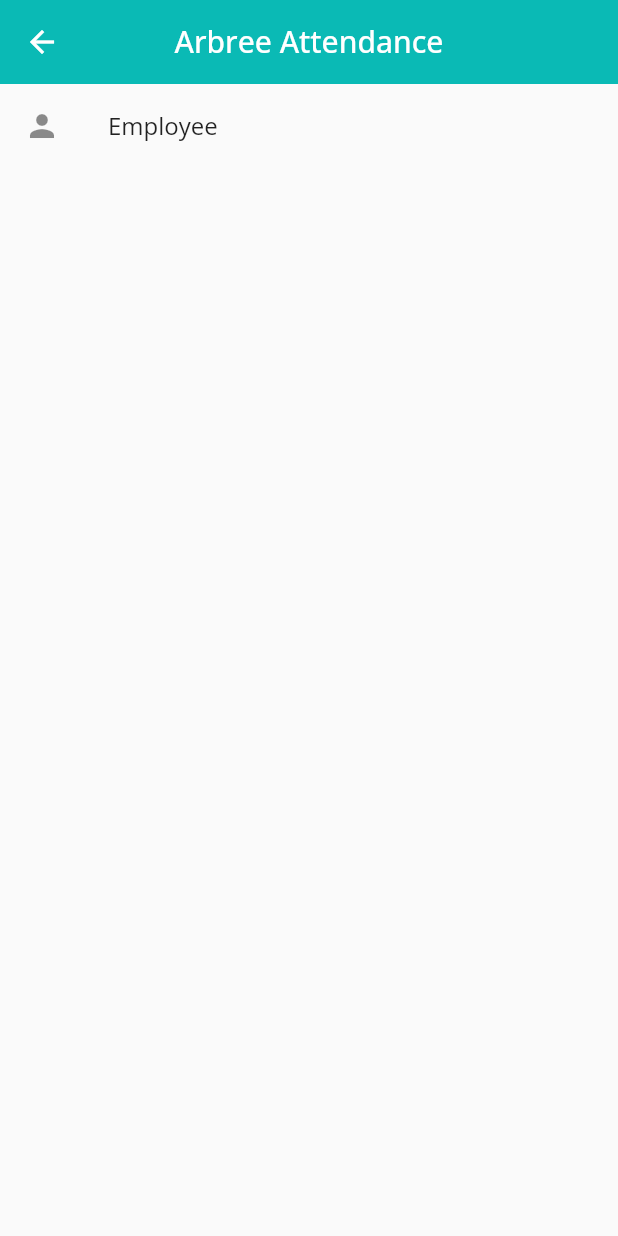
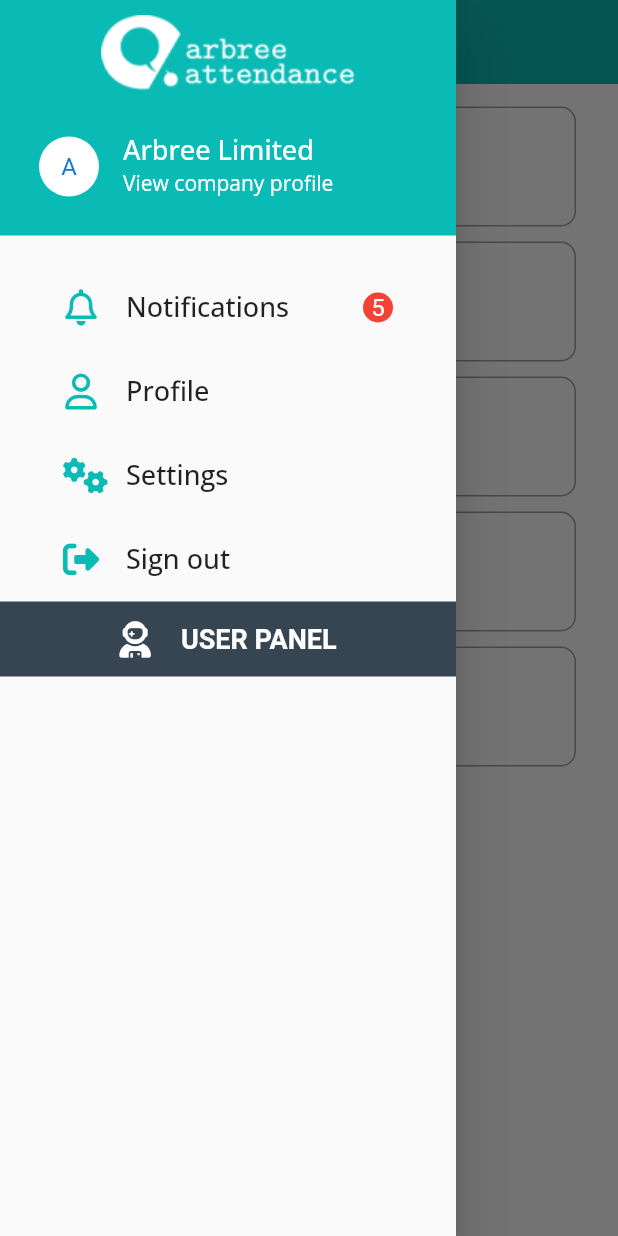
Before and after one commit to najmulmyself/arbree_attendance, a Flutter app: the AdminHomePage screen opened directly, with the side drawer open (before the commit the screen has no drawer), on a phone screen of 412 x 824 dp. Run offline on Flutter 3.47's test engine with Material 2 defaults, Android fonts, the phone set to English and light mode, and no system bars; our stand-ins replace auto_size_text, font_awesome_flutter, google_fonts, shared_preferences; accounts and stored records are empty.

Commit message:
admin drawer added

```diff
--- /dev/null
+++ b/lib/component/admin_component/admin_drawer.dart
@@ -0,0 +1,159 @@
+// ignore_for_file: prefer_const_constructors
+
+import 'package:arbree_attendance/screens/clock_in.dart';
+import 'package:flutter/material.dart';
+import 'package:font_awesome_flutter/font_awesome_flutter.dart';
+import 'package:google_fonts/google_fonts.dart';
+
+import '../../screens/admin_screen/admin_homepage.dart';
+import '../../screens/leave_overview.dart';
+import '../../screens/my_profile.dart';
+import '../../screens/notice_board.dart';
+import '../../screens/notification_page.dart';
+import '../../screens/reports_page.dart';
+import '../../screens/settings.dart';
+import '../../screens/team_profile.dart';
+import '../../utils/utils.dart';
+import '../custom_listtile.dart';
+
+class AdminDrawer extends StatelessWidget {
+  const AdminDrawer({Key? key}) : super(key: key);
+
+  @override
+  Widget build(BuildContext context) {
+    return ListView(
+      shrinkWrap: true,
+      children: [
+        Column(
+          children: [
+            Container(
+              // height: 150,
+              width: double.infinity,
+              color: Utils.colorPrimary,
+              child: Padding(
+                padding: const EdgeInsets.all(10.0),
+                child: Column(
+                  children: [
+                    Image.asset('assets/images/logo_aaa.png'),
+                    SizedBox(
+                      height: 15,
+                    ),
+                    ListTile(
+                      leading: CircleAvatar(
+                        // backgroundColor: Colors.white,
+                        radius: 20,
+                        backgroundColor: Colors.white,
+                        child: Text('A'),
+                        //backgroundImage: AssetImage('assets/images/logo_aaa.png'),
+                      ),
+                      title: Text(
+                        'Arbree Limited',
+                        style: TextStyle(color: Colors.white, fontSize: 18),
+                      ),
+                      subtitle: Text(
+                        'View company profile',
+                        style: TextStyle(color: Colors.white),
+                      ),
+                      // trailing: Icon(
+                      //   Icons.arrow_right_outlined,
+                      //   color: Colors.white,
+                      // ),
+                    )
+                  ],
+                ),
+              ),
+            ),
+            SizedBox(
+              height: 20,
+            ),
+            Padding(
+              padding: const EdgeInsets.symmetric(horizontal: 12.0),
+              child: Column(
+                children: [
+                  CustomListTile(
+                    onTap: () {
+                      Navigator.push(
+                        context,
+                        MaterialPageRoute(
+                          builder: (context) => NotificationPage(),
+                        ),
+                      );
+                    },
+                    title: 'Notifications',
+                    icon: FontAwesomeIcons.bell,
+                    trailing: true,
+                    countNotification: '5',
+                  ),
+                  CustomListTile(
+                    onTap: () {
+                      Navigator.push(
+                        context,
+                        MaterialPageRoute(
+                          builder: (context) => MyProfile(),
+                        ),
+                      );
+                    },
+                    title: 'Profile',
+                    icon: FontAwesomeIcons.user,
+                  ),
+                  CustomListTile(
+                    onTap: () {
+                      Navigator.push(
+                        context,
+                        MaterialPageRoute(
+                          builder: (context) => Settings(),
+                        ),
+                      );
+                    },
+                    title: 'Settings',
+                    icon: FontAwesomeIcons.gears,
+                  ),
+                  CustomListTile(
+                    onTap: null,
+                    title: 'Sign out',
+                    icon: FontAwesomeIcons.rightFromBracket,
+                  ),
+                ],
+              ),
+            ),
+            // Expanded(child: Container()),
+            GestureDetector(
+              onTap: () {
+                Navigator.push(
+                  context,
+                  MaterialPageRoute(
+                    builder: (context) => ClockInPage(),
+                  ),
+                );
+              },
+              child: Container(
+                height: 50,
+                width: double.infinity,
+                color: Utils.colorBlue,
+                child: Row(
+                  mainAxisAlignment: MainAxisAlignment.center,
+                  children: [
+                    FaIcon(
+                      FontAwesomeIcons.userAstronaut,
+                      color: Colors.white,
+                    ),
+                    SizedBox(
+                      width: 20,
+                    ),
+                    Text(
+                      'USER PANEL',
+                      style: GoogleFonts.roboto(
+                          color: Colors.white,
+                          fontSize: 18,
+                          fontWeight: FontWeight.bold),
+                    ),
+                  ],
+                ),
+              ),
+            ),
+          ],
+        ),
+      ],
+    );
+  }
+}
--- /dev/null
+++ b/lib/component/admin_component/admin_tile.dart
@@ -0,0 +1,65 @@
+// ignore_for_file: prefer_const_constructors
+
+import 'package:flutter/material.dart';
+import 'package:font_awesome_flutter/font_awesome_flutter.dart';
+
+import '../../utils/utils.dart';
+
+class AdminTile extends StatelessWidget {
+  AdminTile({
+    this.title,
+    this.icon,
+  });
+  IconData? icon;
+  String? title;
+
+  @override
+  Widget build(BuildContext context) {
+    return Container(
+      margin: EdgeInsets.symmetric(horizontal: 28, vertical: 5),
+      decoration: BoxDecoration(
+        border: Border.all(
+          color: Colors.grey,
+        ),
+        borderRadius: BorderRadius.circular(10),
+      ),
+      height: 80,
+      // color: Colors.red,
+      child: Row(
+        children: [
+          Expanded(
+            flex: 1,
+            child: Container(
+              decoration: BoxDecoration(
+                borderRadius: BorderRadius.only(
+                  topLeft: Radius.circular(9),
+                  bottomLeft: Radius.circular(9),
+                ),
+                color: Utils.colorBlue,
+              ),
+              width: double.maxFinite,
+              height: double.maxFinite,
+              child: Icon(
+                icon!,
+                color: Utils.colorPrimary,
+              ),
+            ),
+          ),
+          Expanded(
+            flex: 4,
+            child: Padding(
+              padding: const EdgeInsets.all(8.0),
+              child: Text(
+                title!,
+                style: TextStyle(
+                  color: Utils.colorBlue,
+                  fontWeight: FontWeight.bold,
+                ),
+              ),
+            ),
+          ),
+        ],
+      ),
+    );
+  }
+}
--- a/lib/screens/admin_screen/admin_homepage.dart
+++ b/lib/screens/admin_screen/admin_homepage.dart
@@ -1,6 +1,11 @@
 // ignore_for_file: prefer_const_constructors, prefer_const_literals_to_create_immutables
 
+import 'package:arbree_attendance/component/admin_component/admin_drawer.dart';
+import 'package:arbree_attendance/utils/utils.dart';
 import 'package:flutter/material.dart';
+import 'package:font_awesome_flutter/font_awesome_flutter.dart';
+
+import '../../component/admin_component/admin_tile.dart';
 
 class AdminHomePage extends StatelessWidget {
   const AdminHomePage({Key? key}) : super(key: key);
@@ -8,6 +13,9 @@ class AdminHomePage extends StatelessWidget {
   @override
   Widget build(BuildContext context) {
     return Scaffold(
+      drawer: Drawer(
+        child: AdminDrawer(),
+      ),
       appBar: AppBar(
         elevation: 0,
         centerTitle: true,
@@ -15,17 +23,28 @@ class AdminHomePage extends StatelessWidget {
       ),
       body: Column(
         children: [
-          ListTileTheme(
-            shape: RoundedRectangleBorder(
-              borderRadius: BorderRadius.circular(10),
-            ),
-            child: ListTile(
-              leading: Icon(Icons.person),
-              title: Text('Employee'),
-              onTap: () {
-                Navigator.pushNamed(context, '/employee');
-              },
-            ),
+          SizedBox(
+            height: 10,
+          ),
+          AdminTile(
+            icon: FontAwesomeIcons.listCheck,
+            title: "Attendance Report",
+          ),
+          AdminTile(
+            icon: FontAwesomeIcons.calendarCheck,
+            title: "Leave Management",
+          ),
+          AdminTile(
+            title: 'Notice Board',
+            icon: FontAwesomeIcons.clipboard,
+          ),
+          AdminTile(
+            title: "Mange Shift",
+            icon: FontAwesomeIcons.calendarDays,
+          ),
+          AdminTile(
+            title: "Manage Employee",
+            icon: FontAwesomeIcons.userCheck,
           ),
         ],
       ),
```
